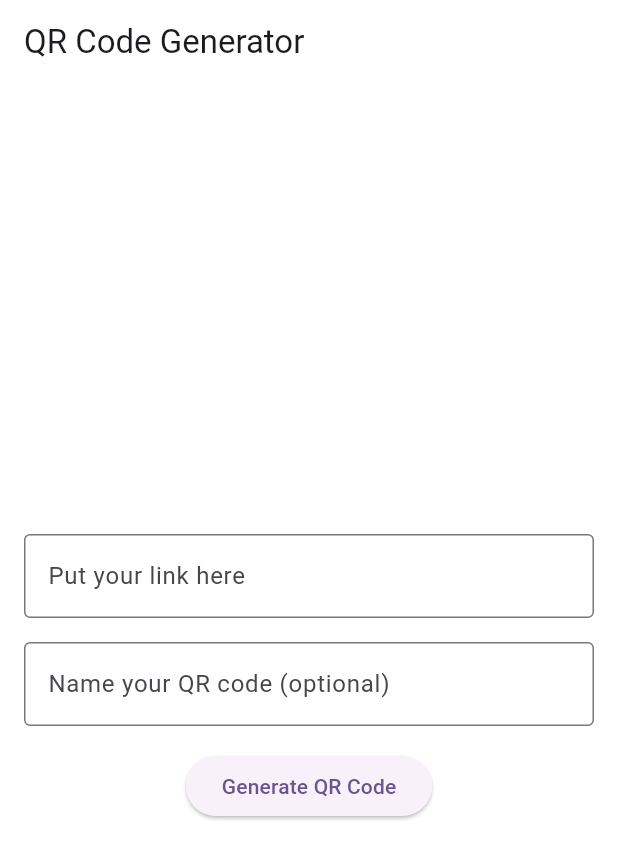
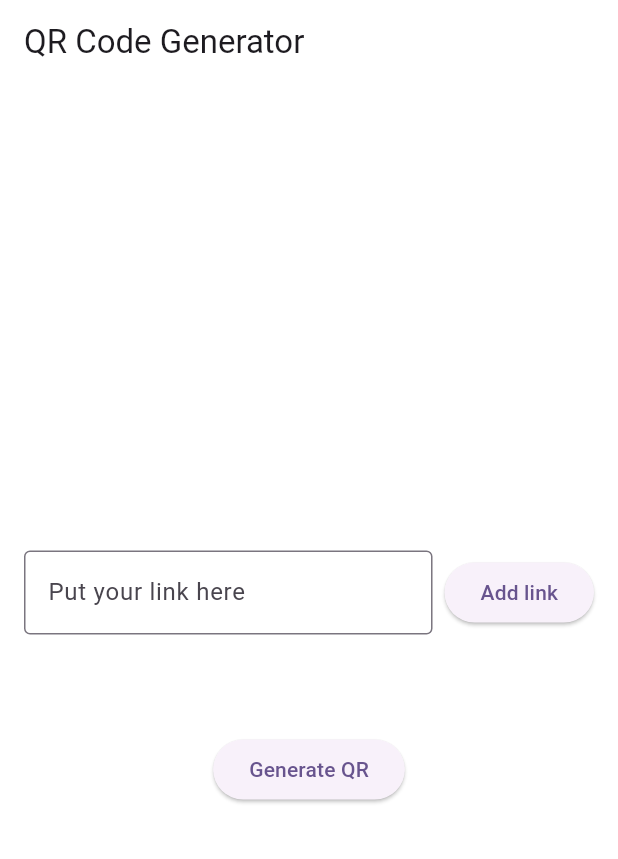
Before and after one commit to ahmedkamel237/Qr_Generator_flutter, a Flutter app: the screen it shows after launch, on a phone screen of 412 x 824 dp. Shown: the top 859 px of the screen. Run offline on Flutter 3.47's test engine with Material 3 defaults, Android fonts, the light colour scheme and no system bars; our stand-ins replace fluttertoast, image_gallery_saver, qr_flutter, share_plus.

Commit message:
- update in gradle and AndroidManifest.xml. - fix build apk for android. - update app name. - edit in qr_code_generate.dart (Multiple Links) in one qr code.

```diff
--- a/lib/scanner/qr_code_generate.dart
+++ b/lib/scanner/qr_code_generate.dart
@@ -1,4 +1,5 @@
 import 'dart:io';
+import 'dart:convert';
 import 'package:flutter/material.dart';
 import 'package:flutter/rendering.dart';
 import 'package:fluttertoast/fluttertoast.dart';
@@ -10,7 +11,6 @@ import 'package:path_provider/path_provider.dart';
 import 'package:qr_flutter/qr_flutter.dart';
 import 'package:share_plus/share_plus.dart';
 
-
 class GeneratorQrPage extends StatefulWidget {
   const GeneratorQrPage({super.key});
 
@@ -20,15 +20,26 @@ class GeneratorQrPage extends StatefulWidget {
 
 class _GeneratorQrPageState extends State<GeneratorQrPage> {
   final TextEditingController _urlController = TextEditingController();
-  final TextEditingController _titleController = TextEditingController();
   final _formKey = GlobalKey<FormState>();
   final GlobalKey _globalKey = GlobalKey();
+  final List<String> _urlList = [];
+
+  bool _showQr = false;
   String _data = "";
+
+  @override
+  void initState() {
+    _urlController.addListener(() {
+      setState(() {
+        _data = jsonEncode({'urls': _urlList});
+      });
+    });
+    super.initState();
+  }
 
   @override
   void dispose() {
     _urlController.dispose();
-    _titleController.dispose();
     super.dispose();
   }
 
@@ -44,18 +55,12 @@ class _GeneratorQrPageState extends State<GeneratorQrPage> {
           child: Form(
             key: _formKey,
             child: SingleChildScrollView(
-              child: GestureDetector(
-                behavior: HitTestBehavior.translucent,
-                onTap: () {
-                  FocusScope.of(context).requestFocus(FocusNode());
-                },
               child: Column(
-                  mainAxisAlignment: MainAxisAlignment.center,
                 children: [
-                    if (_data.isNotEmpty)
+                  if (_showQr)
                     AnimatedOpacity(
                       duration: const Duration(milliseconds: 500),
-                        opacity: _urlController.text.isEmpty ? 0 : 1,
+                      opacity: _showQr ? 1 : 0,
                       child: RepaintBoundary(
                         key: _globalKey,
                         child: Container(
@@ -63,6 +68,7 @@ class _GeneratorQrPageState extends State<GeneratorQrPage> {
                           color: Colors.white,
                           width: 300,
                           height: 300,
+                          child: Center(
                             child: QrCodeGenerate(
                               data: _data,
                               qrSize: 300,
@@ -70,59 +76,46 @@ class _GeneratorQrPageState extends State<GeneratorQrPage> {
                           ),
                         ),
                       ),
+                    ),
                   const SizedBox(height: 32),
-                    TextFormField(
+                  UrlInputField(
                     controller: _urlController,
-                      decoration: const InputDecoration(
-                        labelText: 'Put your link here',
-                        border: OutlineInputBorder(),
-                      ),
-                      validator: (value) {
-                        if (value == null || value.isEmpty) {
-                          return 'Please enter some text';
+                    formKey: _formKey,
+                    onAdd: () {
+                      if (_formKey.currentState!.validate()) {
+                        setState(() {
+                          _urlList.add(_urlController.text.replaceFirst(RegExp(r'https?://'), ''));
+                          _urlController.clear();
+                        });
                       }
-                        return null;
                     },
                   ),
                   const SizedBox(height: 16),
-                    TextFormField(
-                      controller: _titleController,
-                      decoration: const InputDecoration(
-                        labelText: 'Name your QR code (optional)',
-                        border: OutlineInputBorder(),
+                  UrlListDisplay(
+                    urlList: _urlList,
+                    onRemove: (index) {
+                      setState(() {
+                        _urlList.removeAt(index);
+                        _showQr = false;
+                      });
+                    },
                   ),
-                    ),
-                    const SizedBox(height: 16),
-                    ElevatedButton(
-                      onPressed: () {
-                        if (_formKey.currentState!.validate()) {
+                  const SizedBox(height: 50),
+                  QrButtonGroup(
+                    showButtons: _showQr,
+                    onGenerate: () {
+                      if (_urlList.isNotEmpty) {
                         setState(() {
-                            _data = _urlController.text;
+                          // _data = jsonEncode({'urls': _urlList.map((url) => Uri.parse(url).toString()).toList()});
+                          _data = _urlList.join("\n");
+                          _showQr = true;
                         });
                       }
                     },
-                      child: const Text("Generate QR Code"),
-                    ),
-                    const SizedBox(height: 8),
-                    if (_data.isNotEmpty)
-                      Column(
-                        mainAxisAlignment: MainAxisAlignment.spaceEvenly,
-                        children: [
-                          ElevatedButton.icon(
-                            onPressed: _saveLocalImage,
-                            icon: const Icon(Icons.download),
-                            label: const Text("Download QR Code"),
-                          ),
-                          const SizedBox(height: 8),
-                          ElevatedButton.icon(
-                            onPressed: _shareQrCode,
-                            icon: const Icon(Icons.share),
-                            label: const Text("Share QR Code"),
+                    onSave: _saveLocalImage,
+                    onShare: _shareQrCode,
                   ),
                 ],
-                      ),
-                  ],
-                ),
               ),
             ),
           ),
@@ -136,19 +129,15 @@ class _GeneratorQrPageState extends State<GeneratorQrPage> {
       RenderRepaintBoundary boundary = _globalKey.currentContext!
           .findRenderObject() as RenderRepaintBoundary;
       ui.Image image = await boundary.toImage();
-      ByteData? byteData =
-          await (image.toByteData(format: ui.ImageByteFormat.png));
+      ByteData? byteData = await (image.toByteData(format: ui.ImageByteFormat.png));
 
       if (byteData != null) {
-        final directory =
-            await getTemporaryDirectory(); // Get the temp directory
+        final directory = await getTemporaryDirectory();
         final file = await File('${directory.path}/qr_code.png').create();
         await file.writeAsBytes(byteData.buffer.asUint8List());
 
-        // Sharing the XFile using shareXFiles
         await Share.shareXFiles(
           [XFile(file.path)],
-          text: _titleController.text,
         );
       }
     } catch (e) {
@@ -161,8 +150,7 @@ class _GeneratorQrPageState extends State<GeneratorQrPage> {
       RenderRepaintBoundary boundary = _globalKey.currentContext!
           .findRenderObject() as RenderRepaintBoundary;
       ui.Image image = await boundary.toImage();
-      ByteData? byteData =
-          await (image.toByteData(format: ui.ImageByteFormat.png));
+      ByteData? byteData = await (image.toByteData(format: ui.ImageByteFormat.png));
       if (byteData != null) {
         final result = await ImageGallerySaver.saveImage(
           byteData.buffer.asUint8List(),
@@ -192,6 +180,136 @@ class _GeneratorQrPageState extends State<GeneratorQrPage> {
   }
 }
 
+class UrlInputField extends StatelessWidget {
+  final TextEditingController controller;
+  final GlobalKey<FormState> formKey;
+  final VoidCallback onAdd;
+
+  const UrlInputField({
+    required this.controller,
+    required this.formKey,
+    required this.onAdd,
+    super.key,
+  });
+
+  @override
+  Widget build(BuildContext context) {
+    return Row(
+      children: [
+        Expanded(
+          child: TextFormField(
+            controller: controller,
+            decoration: const InputDecoration(
+              labelText: 'Put your link here',
+              border: OutlineInputBorder(),
+            ),
+            validator: (value) {
+              if (value == null || value.isEmpty) {
+                return 'Please enter at least one link';
+              }
+              return null;
+            },
+          ),
+        ),
+        const SizedBox(width: 8),
+        ElevatedButton(
+          onPressed: onAdd,
+          child: const Text("Add link"),
+        ),
+      ],
+    );
+  }
+}
+
+class UrlListDisplay extends StatelessWidget {
+  final List<String> urlList;
+  final Function(int) onRemove;
+
+  const UrlListDisplay({
+    required this.urlList,
+    required this.onRemove,
+    super.key,
+  });
+
+  @override
+  Widget build(BuildContext context) {
+    return urlList.isNotEmpty
+        ? Container(
+      width: double.infinity,
+      padding: const EdgeInsets.all(16),
+      decoration: BoxDecoration(
+        border: Border.all(),
+        borderRadius: BorderRadius.circular(8),
+      ),
+      child: Column(
+        children: List.generate(
+          urlList.length,
+              (index) => Padding(
+            padding: const EdgeInsets.symmetric(vertical: 8.0),
+            child: Row(
+              children: [
+                Expanded(
+                  child: Text(
+                    urlList[index],
+                  ),
+                ),
+                GestureDetector(
+                  onTap: () => onRemove(index),
+                  child: const Icon(
+                    Icons.close,
+                    size: 20,
+                  ),
+                ),
+              ],
+            ),
+          ),
+        ),
+      ),
+    )
+        : const SizedBox();
+  }
+}
+
+class QrButtonGroup extends StatelessWidget {
+  final VoidCallback onGenerate;
+  final VoidCallback onSave;
+  final VoidCallback onShare;
+  final bool showButtons;
+
+  const QrButtonGroup({
+    required this.onGenerate,
+    required this.onSave,
+    required this.onShare,
+    this.showButtons=false,
+    super.key,
+  });
+
+  @override
+  Widget build(BuildContext context) {
+    return Column(
+      mainAxisAlignment: MainAxisAlignment.spaceEvenly,
+      children: [
+        ElevatedButton(
+          onPressed: onGenerate,
+          child: const Text("Generate QR"),
+        ),
+        const SizedBox(height: 8),
+        if(showButtons)...[ElevatedButton.icon(
+          onPressed: onSave,
+          icon: const Icon(Icons.download),
+          label: const Text("Download QR"),
+        ),
+        const SizedBox(height: 8),
+        ElevatedButton.icon(
+          onPressed: onShare,
+          icon: const Icon(Icons.share),
+          label: const Text("Share QR"),
+        ),]
+      ],
+    );
+  }
+}
+
 class QrCodeGenerate extends StatelessWidget {
   final String data;
   final double? qrSize;
--- a/pubspec.yaml
+++ b/pubspec.yaml
@@ -43,6 +43,7 @@ dependencies:
   share_plus: ^10.0.2
   path_provider: ^2.1.4
   cupertino_icons: ^1.0.8
+  url_launcher: ^6.3.1
 
 dev_dependencies:
   flutter_test:
```
Also changed, not shown: pubspec.lock, 21 other files. Lines whose indentation alone changed are shown as unchanged.
